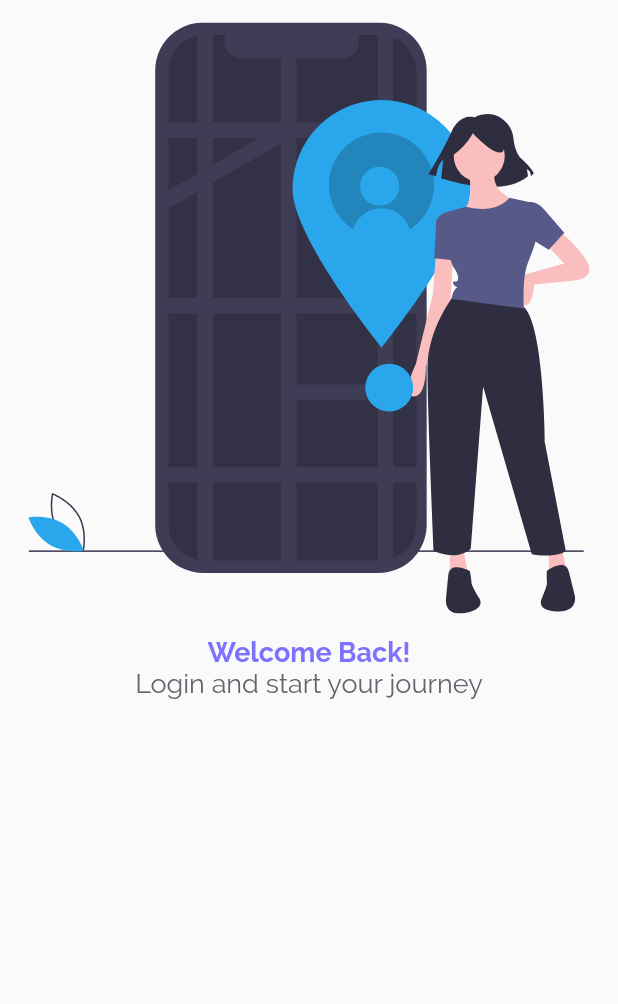
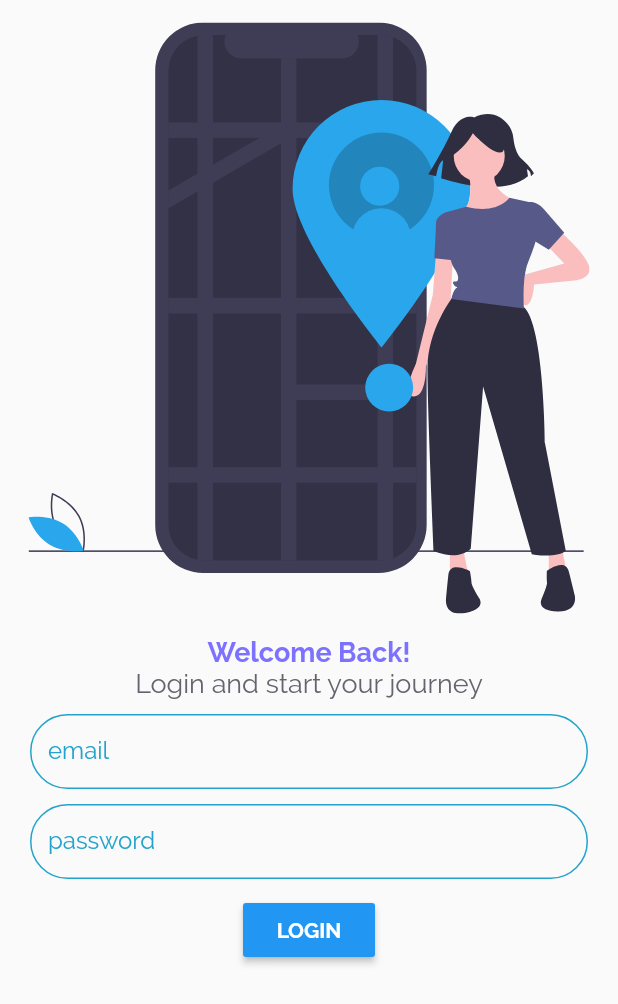
Before and after one commit to aditya-shrivastava/Travel-Guide, a Flutter app: the screen it shows after launch, on a phone screen of 412 x 824 dp. Shown: the top 1004 px of the screen. Run offline on Flutter 3.47's test engine with Material 2 defaults, Android fonts, the phone set to English and light mode, and no system bars; our stand-ins replace flutter_svg.

Commit message:
add login form

```diff
--- a/lib/screens/login_screen.dart
+++ b/lib/screens/login_screen.dart
@@ -9,6 +9,9 @@ class LoginScreen extends StatefulWidget {
 
 class _LoginScreenState extends State<LoginScreen> {
   static const String _locationSvg = 'assets/images/location.svg';
+  final _emailController = new TextEditingController();
+  final _passwordController = new TextEditingController();
+
   final Widget svg = SvgPicture.asset(
     _locationSvg,
     semanticsLabel: 'Location SVG',
@@ -22,7 +25,8 @@ class _LoginScreenState extends State<LoginScreen> {
         shadowColor: Colors.transparent,
         toolbarHeight: 0,
       ),
-      body: Column(
+      body: SingleChildScrollView(
+        child: Column(
           crossAxisAlignment: CrossAxisAlignment.center,
           children: [
             Container(
@@ -42,12 +46,96 @@ class _LoginScreenState extends State<LoginScreen> {
               style: Theme.of(context).textTheme.headline5,
               textAlign: TextAlign.center,
             ),
-          SizedBox(height: 30),
-          /*
-            Add Form
-            Add Footer
-          */
+            SizedBox(height: 10),
+            Container(
+              height: 50,
+              padding: const EdgeInsets.symmetric(vertical: 0, horizontal: 20),
+              child: TextField(
+                textInputAction: TextInputAction.next,
+                keyboardType: TextInputType.emailAddress,
+                decoration: InputDecoration(
+                  floatingLabelBehavior: FloatingLabelBehavior.never,
+                  labelText: 'email',
+                  labelStyle: Theme.of(context).textTheme.subtitle1,
+                  prefix: Container(
+                    width: MediaQuery.of(context).size.width - 285,
+                    child: Row(
+                      children: [
+                        Icon(
+                          Icons.person,
+                          color: Color.fromRGBO(35, 163, 203, 1),
+                        ),
+                        Text(
+                          'email',
+                          style: Theme.of(context).textTheme.subtitle1,
+                        ),
                       ],
+                    ),
+                  ),
+                  border: OutlineInputBorder(
+                    borderRadius: BorderRadius.circular(30),
+                  ),
+                  enabledBorder: OutlineInputBorder(
+                    borderSide: BorderSide(
+                      color: Color.fromRGBO(35, 163, 203, 1),
+                    ),
+                    borderRadius: BorderRadius.circular(30),
+                  ),
+                ),
+                controller: _emailController,
+              ),
+            ),
+            SizedBox(height: 10),
+            Container(
+              height: 50,
+              padding: const EdgeInsets.symmetric(vertical: 0, horizontal: 20),
+              child: TextField(
+                decoration: InputDecoration(
+                  floatingLabelBehavior: FloatingLabelBehavior.never,
+                  labelText: 'password',
+                  labelStyle: Theme.of(context).textTheme.subtitle1,
+                  prefix: Container(
+                    width: MediaQuery.of(context).size.width - 250,
+                    child: Row(
+                      children: [
+                        Icon(
+                          Icons.lock,
+                          color: Color.fromRGBO(35, 163, 203, 1),
+                        ),
+                        Text(
+                          'password',
+                          style: Theme.of(context).textTheme.subtitle1,
+                        ),
+                      ],
+                    ),
+                  ),
+                  border: OutlineInputBorder(
+                    borderRadius: BorderRadius.circular(30),
+                  ),
+                  enabledBorder: OutlineInputBorder(
+                    borderSide: BorderSide(
+                      color: Color.fromRGBO(35, 163, 203, 1),
+                    ),
+                    borderRadius: BorderRadius.circular(30),
+                  ),
+                ),
+                controller: _passwordController,
+              ),
+            ),
+            SizedBox(height: 10),
+            RaisedButton(
+              child: Text(
+                'LOGIN',
+                style: TextStyle(
+                  color: Colors.white,
+                  fontWeight: FontWeight.bold,
+                ),
+              ),
+              color: Theme.of(context).primaryColor,
+              onPressed: () {},
+            ),
+          ],
+        ),
       ),
     );
   }
```
Lines whose indentation alone changed are shown as unchanged.
